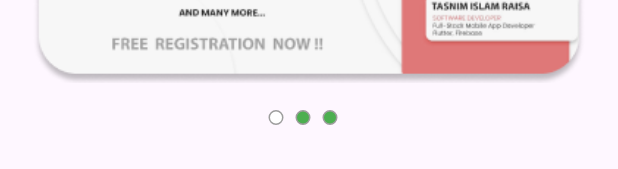
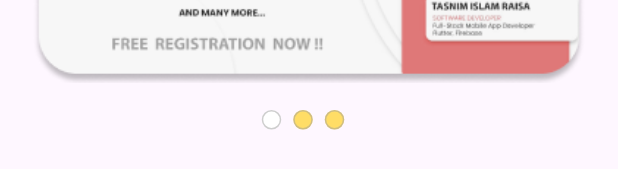
Before and after one commit to mishad01/East-Delta-University-Clubs, a Flutter app: the HomeBannerSlider widget shown alone on an empty page, opened directly, on a phone screen of 412 x 824 dp. Shown: the part 250-419 px from the top of the screen. Run offline on Flutter 3.47's test engine with Material 3 defaults, Android fonts, the phone set to English and light mode, and no system bars; drawn by our look-alikes of carousel_slider; our stand-ins replace flutter_svg, get, google_fonts, pin_code_fields.

Commit message:
Home Screen UI update

```diff
--- a/edu_clubs_app/lib/presentation/widgets/home_banner_slider.dart
+++ b/edu_clubs_app/lib/presentation/widgets/home_banner_slider.dart
@@ -89,15 +89,16 @@ class _HomeBannerSliderState extends State<HomeBannerSlider> {
                         i < images.length;
                         i++) // Updated to images.length
                       Container(
-                        height: 10,
-                        width: 10,
+                        height: 13,
+                        width: 13,
                         margin: EdgeInsets.only(right: 8),
                         decoration: BoxDecoration(
                             color: _selectedIndex.value == i
                                 ? Colors.white
-                                : Colors.green,
+                                : Colors.amberAccent.withOpacity(0.8),
                             borderRadius: BorderRadius.circular(12),
-                            border: Border.all(color: Colors.grey)),
+                            border: Border.all(
+                                color: Colors.grey.withOpacity(0.5))),
                       )
                   ],
                 );
```
Also changed, not shown: edu_clubs_app/lib/presentation/ui/screens/all_club_screens.dart (added, +67 -0 lines), edu_clubs_app/lib/presentation/ui/screens/home_screen.dart (+9 -2 lines).
